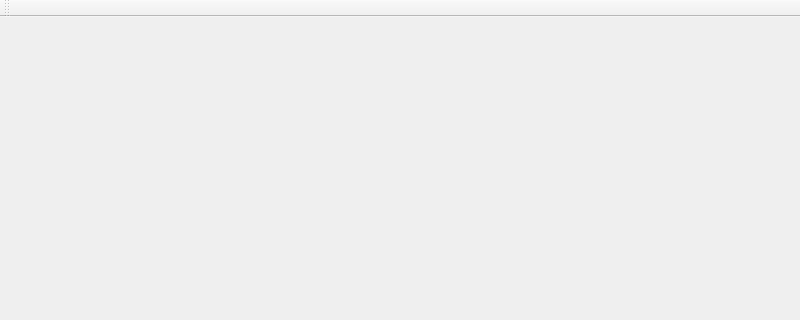
Before: the Qt Designer form mainwindow.ui in erikspall/turingMaschine, drawn with Qt 5; both pictures show x 0 to 800 and y 0 to 320 of the 800 by 600 pixel window.
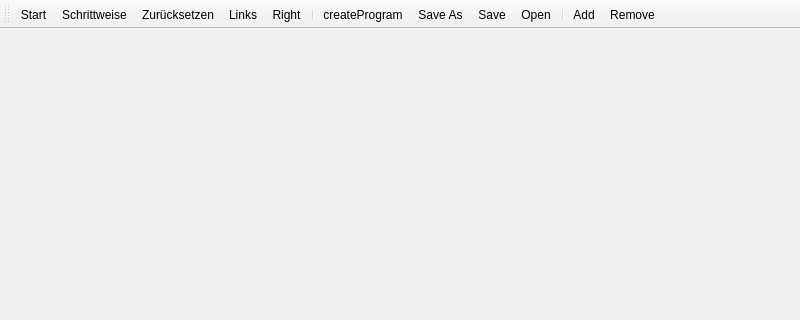
After: the same form once the commit is applied. Icons and pictures are not drawn.

The edit to the form file:
```diff
--- a/mainwindow.ui
+++ b/mainwindow.ui
@@ -35,7 +35,131 @@
    <attribute name="toolBarBreak">
     <bool>false</bool>
    </attribute>
+   <addaction name="actionRunButton"/>
+   <addaction name="actionStepButton"/>
+   <addaction name="actionResetButton"/>
+   <addaction name="actionLeftButton"/>
+   <addaction name="actionRightButton"/>
+   <addaction name="separator"/>
+   <addaction name="actionCreateButton"/>
+   <addaction name="actionSaveAsButton"/>
+   <addaction name="actionSaveButton"/>
+   <addaction name="actionOpenButton"/>
+   <addaction name="separator"/>
+   <addaction name="actionAddButton"/>
+   <addaction name="actionRemoveButton"/>
   </widget>
+  <action name="actionRunButton">
+   <property name="icon">
+    <iconset resource="Ressources/images.qrc">
+     <normaloff>:/icons/icons/ic_start.png</normaloff>:/icons/icons/ic_start.png</iconset>
+   </property>
+   <property name="text">
+    <string>Start</string>
+   </property>
+   <property name="toolTip">
+    <string>Starte Maschine</string>
+   </property>
+   <property name="shortcut">
+    <string>Ctrl+R</string>
+   </property>
+  </action>
+  <action name="actionStepButton">
+   <property name="icon">
+    <iconset resource="Ressources/images.qrc">
+     <normaloff>:/icons/icons/ic_step.png</normaloff>:/icons/icons/ic_step.png</iconset>
+   </property>
+   <property name="text">
+    <string>Schrittweise</string>
+   </property>
+  </action>
+  <action name="actionResetButton">
+   <property name="icon">
+    <iconset resource="Ressources/images.qrc">
+     <normaloff>:/icons/icons/ic_reset.png</normaloff>:/icons/icons/ic_reset.png</iconset>
+   </property>
+   <property name="text">
+    <string>Zurücksetzen</string>
+   </property>
+  </action>
+  <action name="actionLeftButton">
+   <property name="icon">
+    <iconset resource="Ressources/images.qrc">
+     <normaloff>:/icons/icons/ic_left.png</normaloff>:/icons/icons/ic_left.png</iconset>
+   </property>
+   <property name="text">
+    <string>Links</string>
+   </property>
+   <property name="shortcut">
+    <string>Ctrl+Left</string>
+   </property>
+  </action>
+  <action name="actionRightButton">
+   <property name="icon">
+    <iconset resource="Ressources/images.qrc">
+     <normaloff>:/icons/icons/ic_right.png</normaloff>:/icons/icons/ic_right.png</iconset>
+   </property>
+   <property name="text">
+    <string>Right</string>
+   </property>
+   <property name="shortcut">
+    <string>Ctrl+Right</string>
+   </property>
+  </action>
+  <action name="actionCreateButton">
+   <property name="icon">
+    <iconset resource="Ressources/images.qrc">
+     <normaloff>:/icons/icons/ic_newProgram.png</normaloff>:/icons/icons/ic_newProgram.png</iconset>
+   </property>
+   <property name="text">
+    <string>createProgram</string>
+   </property>
+  </action>
+  <action name="actionSaveAsButton">
+   <property name="icon">
+    <iconset resource="Ressources/images.qrc">
+     <normaloff>:/icons/icons/ic_saveAs.png</normaloff>:/icons/icons/ic_saveAs.png</iconset>
+   </property>
+   <property name="text">
+    <string>Save As</string>
+   </property>
+  </action>
+  <action name="actionSaveButton">
+   <property name="icon">
+    <iconset resource="Ressources/images.qrc">
+     <normaloff>:/icons/icons/ic_save.png</normaloff>:/icons/icons/ic_save.png</iconset>
+   </property>
+   <property name="text">
+    <string>Save</string>
+   </property>
+  </action>
+  <action name="actionOpenButton">
+   <property name="icon">
+    <iconset resource="Ressources/images.qrc">
+     <normaloff>:/icons/icons/ic_open.png</normaloff>:/icons/icons/ic_open.png</iconset>
+   </property>
+   <property name="text">
+    <string>Open</string>
+   </property>
+  </action>
+  <action name="actionAddButton">
+   <property name="icon">
+    <iconset resource="Ressources/images.qrc">
+     <normaloff>:/icons/icons/ic_add.png</normaloff>:/icons/icons/ic_add.png</iconset>
+   </property>
+   <property name="text">
+    <string>Add</string>
+   </property>
+  </action>
+  <action name="actionRemoveButton">
+   <property name="icon">
+    <iconset resource="Ressources/images.qrc">
+     <normaloff>:/icons/icons/ic_remove.png</normaloff>:/icons/icons/ic_remove.png</iconset>
+   </property>
+   <property name="text">
+    <string>Remove</string>
+   </property>
+  </action>
  </widget>
  <resources/>
  <connections/>
```
Left out of the diff: 4 changed lines with no effect on the pictures.
